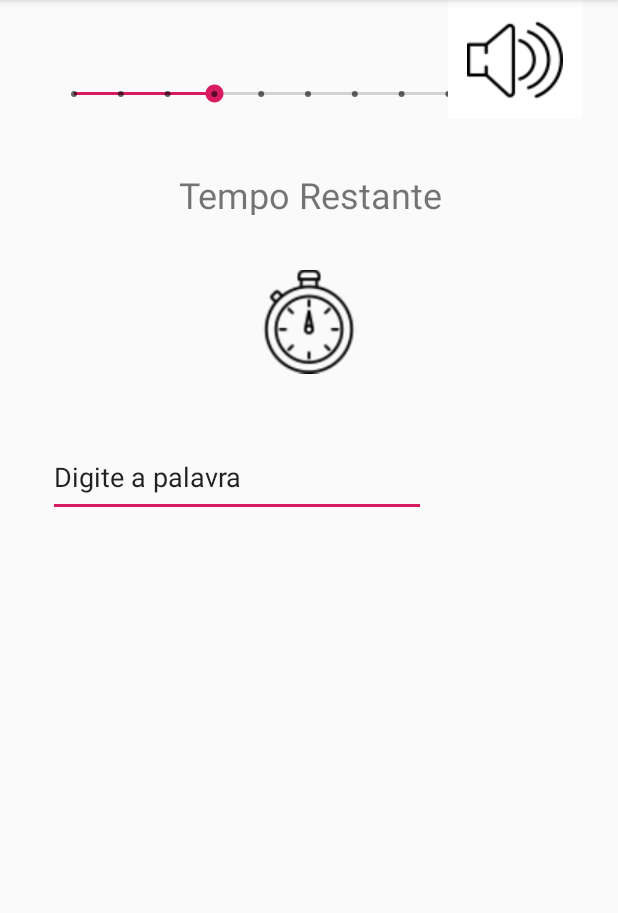
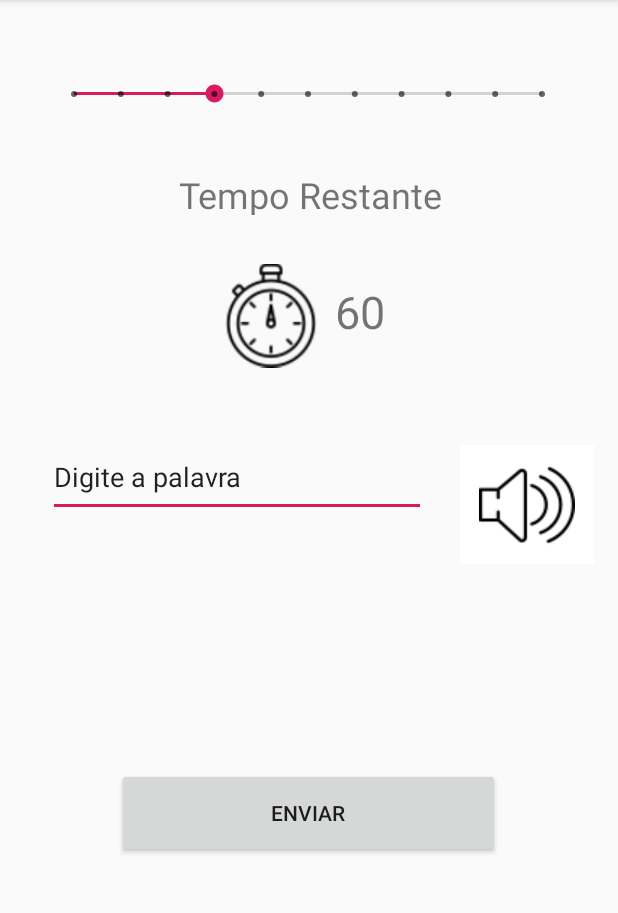
Before and after one commit to gabii6431/ProjetoAndroidStudio, an Android app: the Palavras_Faceis screen opened directly, with no data from a screen before it, on a phone screen of 412 x 824 dp, the part 84-997 px from its top. Run offline under Robolectric (Android 15) with nearby library versions, the phone set to English and light mode, and no system bars; Roboto replaces fonts that are not available here.

Commit message:
Telas Tempo Restante, Parabens e mapeamento
Mapeamento de buttons

```diff
--- a/Digitando/app/src/main/AndroidManifest.xml
+++ b/Digitando/app/src/main/AndroidManifest.xml
@@ -9,7 +9,8 @@
         android:roundIcon="@mipmap/ic_launcher_round"
         android:supportsRtl="true"
         android:theme="@style/AppTheme">
-        <activity android:name=".Palavras_Faceis"></activity>
+        <activity android:name=".Tela_acertou"></activity>
+        <activity android:name=".Palavras_Faceis" />
         <activity android:name=".Modulos_Facil" />
         <activity android:name=".Fases" />
         <activity android:name=".MainActivity">
--- a/Digitando/app/src/main/java/com/example/digitando/Palavras_Faceis.java
+++ b/Digitando/app/src/main/java/com/example/digitando/Palavras_Faceis.java
@@ -1,13 +1,29 @@
 package com.example.digitando;
 
+import android.content.Intent;
 import android.support.v7.app.AppCompatActivity;
 import android.os.Bundle;
+import android.view.View;
+import android.widget.Button;
 
-public class Palavras_Faceis extends AppCompatActivity {
-
+public class Palavras_Faceis extends AppCompatActivity implements View.OnClickListener {
+    private Button btnEnviar;
     @Override
     protected void onCreate(Bundle savedInstanceState) {
         super.onCreate(savedInstanceState);
         setContentView(R.layout.activity_palavras__faceis);
+
+        btnEnviar = (Button) findViewById(R.id.btnEnviar);
+        btnEnviar.setOnClickListener(this);
+    }
+
+    @Override
+    public void onClick(View v) {
+        if(v == btnEnviar){
+            //Mudar aqui
+
+            Intent i = new Intent(this, Tela_acertou.class);
+            startActivity(i);
+        }
     }
 }
--- a/Digitando/app/src/main/res/layout/activity_modulos__facil.xml
+++ b/Digitando/app/src/main/res/layout/activity_modulos__facil.xml
@@ -93,7 +93,7 @@
         app:layout_constraintTop_toBottomOf="@+id/textView4" />
 
     <Button
-        android:id="@+id/button"
+        android:id="@+id/btnJogar2"
         android:layout_width="255dp"
         android:layout_height="60dp"
         android:layout_marginTop="52dp"
--- a/Digitando/app/src/main/res/layout/activity_palavras__faceis.xml
+++ b/Digitando/app/src/main/res/layout/activity_palavras__faceis.xml
@@ -51,24 +51,59 @@
         android:id="@+id/imageButton3"
         android:layout_width="89dp"
         android:layout_height="79dp"
-        android:layout_marginEnd="24dp"
-        android:layout_marginRight="24dp"
+        android:layout_marginTop="8dp"
+        android:layout_marginEnd="16dp"
+        android:layout_marginRight="16dp"
+        android:layout_marginBottom="8dp"
         android:background="#fff"
+        app:layout_constraintBottom_toBottomOf="parent"
         app:layout_constraintEnd_toEndOf="parent"
-        app:srcCompat="@drawable/palavra"
-        tools:layout_editor_absoluteY="275dp" />
+        app:layout_constraintTop_toTopOf="parent"
+        app:layout_constraintVertical_bias="0.429"
+        app:srcCompat="@drawable/palavra" />
 
     <ImageView
         android:id="@+id/imageView4"
         android:layout_width="69dp"
         android:layout_height="70dp"
-        android:layout_marginTop="36dp"
+        android:layout_marginTop="32dp"
         android:layout_marginEnd="8dp"
         android:layout_marginRight="8dp"
         app:layout_constraintEnd_toEndOf="parent"
-        app:layout_constraintHorizontal_bias="0.511"
+        app:layout_constraintHorizontal_bias="0.437"
         app:layout_constraintStart_toStartOf="parent"
         app:layout_constraintTop_toBottomOf="@+id/textView6"
         app:srcCompat="@drawable/cronometro" />
 
+    <TextView
+        android:id="@+id/textView8"
+        android:layout_width="wrap_content"
+        android:layout_height="wrap_content"
+        android:layout_marginStart="8dp"
+        android:layout_marginLeft="8dp"
+        android:layout_marginTop="44dp"
+        android:layout_marginEnd="8dp"
+        android:layout_marginRight="8dp"
+        android:text="@string/tempoFacil"
+        android:textSize="30sp"
+        app:layout_constraintEnd_toEndOf="parent"
+        app:layout_constraintHorizontal_bias="0.0"
+        app:layout_constraintStart_toEndOf="@+id/imageView4"
+        app:layout_constraintTop_toBottomOf="@+id/textView6" />
+
+    <Button
+        android:id="@+id/btnEnviar"
+        android:layout_width="255dp"
+        android:layout_height="60dp"
+        android:layout_marginStart="8dp"
+        android:layout_marginLeft="8dp"
+        android:layout_marginEnd="8dp"
+        android:layout_marginRight="8dp"
+        android:layout_marginBottom="196dp"
+        android:text="@string/enviar"
+        app:layout_constraintBottom_toBottomOf="parent"
+        app:layout_constraintEnd_toEndOf="parent"
+        app:layout_constraintHorizontal_bias="0.498"
+        app:layout_constraintStart_toStartOf="parent" />
+
 </android.support.constraint.ConstraintLayout>
--- a/Digitando/app/src/main/res/values/strings.xml
+++ b/Digitando/app/src/main/res/values/strings.xml
@@ -12,4 +12,7 @@
     <string name="faseFacil">Fase Fácil</string>
     <string name="tempoRestante">Tempo Restante</string>
     <string name="digite">Digite a palavra</string>
+    <string name="tempoFacil">60</string>
+    <string name="enviar">Enviar</string>
+    <string name="proxima">Próxima Palavra</string>
 </resources>
--- a/Digitando/build.gradle
+++ b/Digitando/build.gradle
@@ -7,7 +7,7 @@ buildscript {
 
     }
     dependencies {
-        classpath 'com.android.tools.build:gradle:3.3.2'
+        classpath 'com.android.tools.build:gradle:3.4.0'
 
         // NOTE: Do not place your application dependencies here; they belong
         // in the individual module build.gradle files
```
Also changed, not shown: Digitando/app/src/main/java/com/example/digitando/Fases.java (+30 -2 lines), Digitando/app/src/main/java/com/example/digitando/MainActivity.java (+25 -2 lines), Digitando/app/src/main/java/com/example/digitando/Modulos_Facil.java (+16 -2 lines), Digitando/app/src/main/java/com/example/digitando/Tela_acertou.java (added, +21 -0 lines), Digitando/app/src/main/res/layout/activity_main.xml (+4 -4 lines), Digitando/app/src/main/res/layout/activity_tela_acertou.xml (added, +27 -0 lines), Digitando/app/src/main/res/drawable/parabens.png (added), Digitando/gradle/wrapper/gradle-wrapper.properties.
